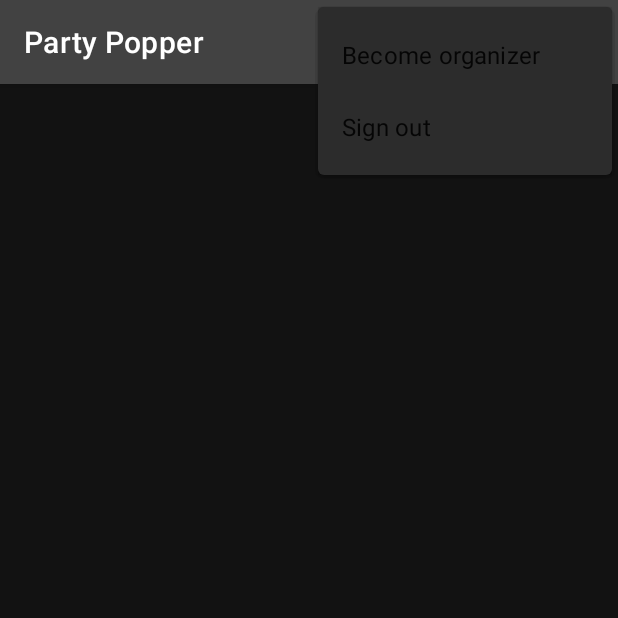
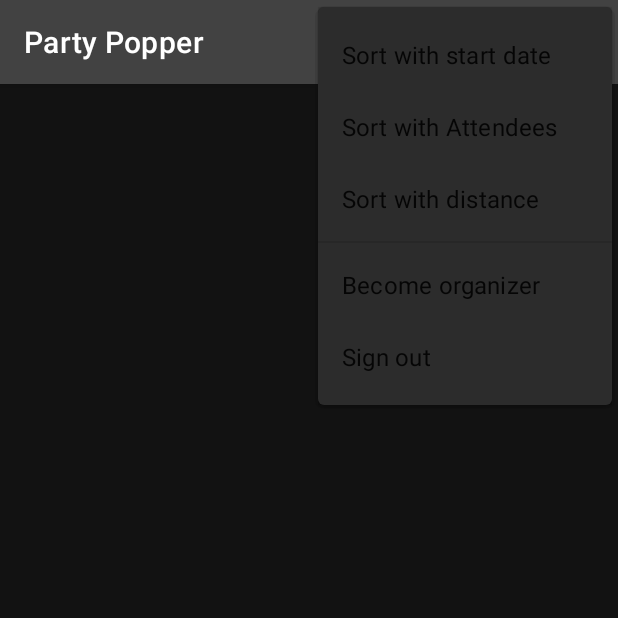
Before and after one commit to ChristianKrebel/party-popper, an Android app: the DashboardActivity screen opened directly, with no data from a screen before it, with the options menu open, on a phone screen of 412 x 824 dp, the top half of it. Run offline under Robolectric (Android 15) with nearby library versions, the phone set to English and light mode, and no system bars; our stand-ins replace Firebase (no records; nobody signed in at launch, a user with empty details on screens opened directly); 2 statements that could not run were skipped.

Commit message:
add sorting

```diff
--- a/app/app/build.gradle
+++ b/app/app/build.gradle
@@ -46,6 +46,7 @@ dependencies {
     compileOnly "org.projectlombok:lombok:1.18.10"
     annotationProcessor "org.projectlombok:lombok:1.18.10"
     compile 'com.archit.calendar:awesome-calendar:1.1.5'
+    compile 'net.sourceforge.streamsupport:android-retrostreams:1.6.1'
 }
 
 apply plugin: 'com.google.gms.google-services'
--- a/app/app/src/main/res/menu/menu_main.xml
+++ b/app/app/src/main/res/menu/menu_main.xml
@@ -2,6 +2,7 @@
     xmlns:app="http://schemas.android.com/apk/res-auto"
     xmlns:tools="http://schemas.android.com/tools"
     tools:context="com.partypopper.app.MainActivity">
+    <group android:id="@+id/menu_items">
         <item
             android:id="@+id/action_search"
             android:orderInCategory="101"
@@ -19,4 +20,22 @@
             android:orderInCategory="99"
             android:title="@string/action_open_business_activity"
             app:showAsAction="never" />
+    </group>
+    <group android:id="@+id/sortMethodGroup">
+        <item
+            android:id="@+id/action_sort_startdate"
+            android:orderInCategory="96"
+            android:title="@string/action_sort_startdate"
+            app:showAsAction="never" />
+        <item
+            android:id="@+id/action_sort_attendees"
+            android:orderInCategory="97"
+            android:title="@string/action_sort_attendees"
+            app:showAsAction="never" />
+        <item
+            android:id="@+id/action_sort_distance"
+            android:orderInCategory="98"
+            android:title="@string/action_sort_distance"
+            app:showAsAction="never" />
+    </group>
 </menu>
--- a/app/app/src/main/res/values/strings.xml
+++ b/app/app/src/main/res/values/strings.xml
@@ -12,6 +12,9 @@
     <string name="action_sort_alphabetical">A-Z</string>
     <string name="action_open_business_activity">Become organizer</string>
     <string name="action_sign_out">Sign out</string>
+    <string name="action_sort_startdate">Sort with start date</string>
+    <string name="action_sort_attendees">Sort with Attendees</string>
+    <string name="action_sort_distance">Sort with distance</string>
 
     <string name="auth_login_head">Login to your Account</string>
     <string name="auth_email">Email</string>
```
Also changed, not shown: app/app/src/main/java/com/partypopper/app/features/dashboard/DashboardActivity.java (+55 -2 lines), app/app/src/main/java/com/partypopper/app/features/events/EventsAdapter.java (+0 -10 lines), app/app/src/main/java/com/partypopper/app/utils/EventHelper.java (+80 -0 lines). Lines whose indentation alone changed are shown as unchanged.
